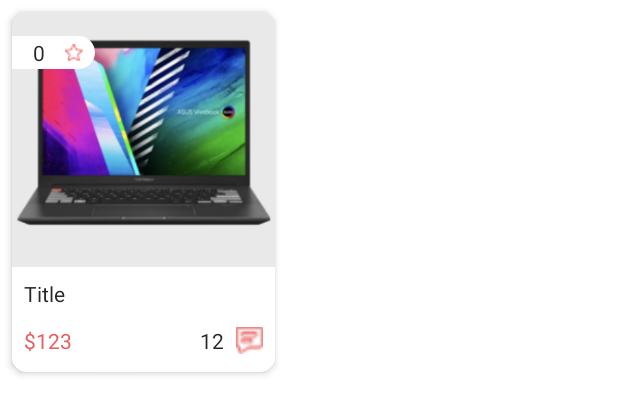
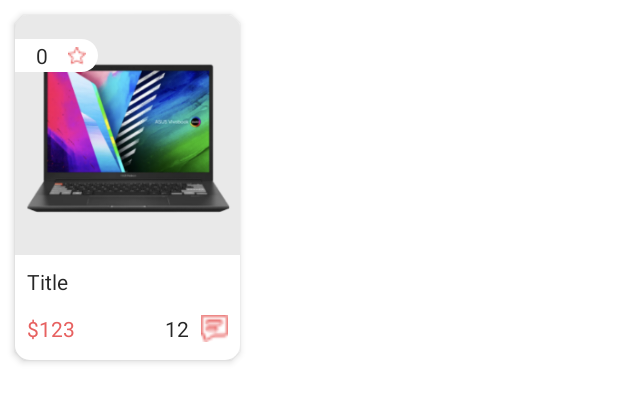
Before and after one commit to noobCode24/App-Ecommerce-Manager, an Android app: the layout viewholder_pop_list.xml on its own in the app's theme, with its tools: preview values and no code run, on a phone screen of 412 x 824 dp. Shown: the top 414 px of the screen. Run offline under Robolectric (Android 15) with nearby library versions, the phone set to English and light mode, and no system bars.

Commit message:
Upload_List_Product

```diff
--- a/app/src/main/AndroidManifest.xml
+++ b/app/src/main/AndroidManifest.xml
@@ -2,8 +2,11 @@
 <manifest xmlns:android="http://schemas.android.com/apk/res/android"
     xmlns:tools="http://schemas.android.com/tools">
 
+    <uses-permission android:name="android.permission.ACCESS_NETWORK_STATE" />
+    <uses-permission android:name="android.permission.INTERNET" />
     <application
         android:allowBackup="true"
+        android:networkSecurityConfig="@xml/network_security_config"
         android:dataExtractionRules="@xml/data_extraction_rules"
         android:fullBackupContent="@xml/backup_rules"
         android:icon="@mipmap/ic_launcher"
--- /dev/null
+++ b/app/src/main/java/com/example/app_ecommerce/utils/Utils.java
@@ -0,0 +1,5 @@
+package com.example.app_ecommerce.utils;
+
+public class Utils {
+    public static final String BASE_URL = "http://192.168.1.7/app_Ecommerce/";
+}
--- a/app/src/main/res/layout/viewholder_pop_lilst.xml
+++ b/app/src/main/res/layout/viewholder_pop_list.xml
@@ -1,16 +1,16 @@
 <?xml version="1.0" encoding="utf-8"?>
 <androidx.constraintlayout.widget.ConstraintLayout xmlns:android="http://schemas.android.com/apk/res/android"
     xmlns:app="http://schemas.android.com/apk/res-auto"
-    android:layout_width="175dp"
+    android:layout_width="150dp"
     android:background="@drawable/grey_background"
     android:elevation="3dp"
-    android:layout_margin="8dp"
-    android:layout_height="240dp">
-
+    android:layout_margin="10dp"
+    android:layout_height="230dp"
+    >
     <ImageView
-        android:id="@+id/pic"
-        android:layout_width="175dp"
-        android:layout_height="155dp"
+        android:id="@+id/item_image"
+        android:layout_width="140dp"
+        android:layout_height="160dp"
         app:layout_constraintEnd_toEndOf="parent"
         app:layout_constraintStart_toStartOf="parent"
         app:layout_constraintTop_toTopOf="parent"
@@ -35,7 +35,7 @@
             app:srcCompat="@drawable/star" />
 
         <TextView
-            android:id="@+id/scoreTxt"
+            android:id="@+id/txtStock"
             android:layout_width="wrap_content"
             android:layout_height="wrap_content"
             android:text="0"
@@ -56,7 +56,7 @@
         app:layout_constraintStart_toStartOf="parent" />
 
     <TextView
-        android:id="@+id/txt_title"
+        android:id="@+id/item_title"
         android:layout_width="wrap_content"
         android:layout_height="wrap_content"
         android:text="Title"
@@ -66,14 +66,14 @@
         app:layout_constraintTop_toTopOf="@+id/view5" />
 
     <TextView
-        android:id="@+id/txt_fee"
+        android:id="@+id/txt_price"
         android:layout_width="wrap_content"
         android:layout_height="wrap_content"
         android:text="$123"
         android:textColor="@color/red"
-        app:layout_constraintStart_toStartOf="@+id/txt_title"
+        app:layout_constraintStart_toStartOf="@+id/item_title"
         app:layout_constraintBottom_toBottomOf="parent"
-        app:layout_constraintTop_toBottomOf="@+id/txt_title"
+        app:layout_constraintTop_toBottomOf="@+id/item_title"
         />
 
     <TextView
@@ -92,8 +92,8 @@
         android:layout_width="18dp"
         android:layout_height="18dp"
         android:layout_marginEnd="8dp"
-        app:layout_constraintBottom_toBottomOf="@+id/txt_fee"
+        app:layout_constraintBottom_toBottomOf="@+id/txt_price"
         app:layout_constraintEnd_toEndOf="parent"
-        app:layout_constraintTop_toTopOf="@+id/txt_fee"
+        app:layout_constraintTop_toTopOf="@+id/txt_price"
         app:srcCompat="@drawable/review" />
 </androidx.constraintlayout.widget.ConstraintLayout>
--- /dev/null
+++ b/app/src/main/res/xml/network_security_config.xml
@@ -0,0 +1,6 @@
+<?xml version="1.0" encoding="utf-8"?>
+<network-security-config>
+    <domain-config cleartextTrafficPermitted="true">
+        <domain includeSubdomains="true">192.168.1.7</domain>
+    </domain-config>
+</network-security-config>
```
Also changed, not shown: app/build.gradle (+11 -0 lines), app/src/main/java/com/example/app_ecommerce/Activity/MainActivity.java (+82 -0 lines), app/src/main/java/com/example/app_ecommerce/Adapter/ProductAdapter.java (added, +90 -0 lines), app/src/main/java/com/example/app_ecommerce/Model/ProductModel.java (added, +68 -0 lines), app/src/main/java/com/example/app_ecommerce/Model/getProductModel.java (added, +33 -0 lines), app/src/main/java/com/example/app_ecommerce/Retrofit/ApiEcommerce.java (added, +11 -0 lines), app/src/main/java/com/example/app_ecommerce/Retrofit/RetrofitClient.java (added, +23 -0 lines), app/src/main/res/layout/activity_main.xml (+8 -8 lines).
